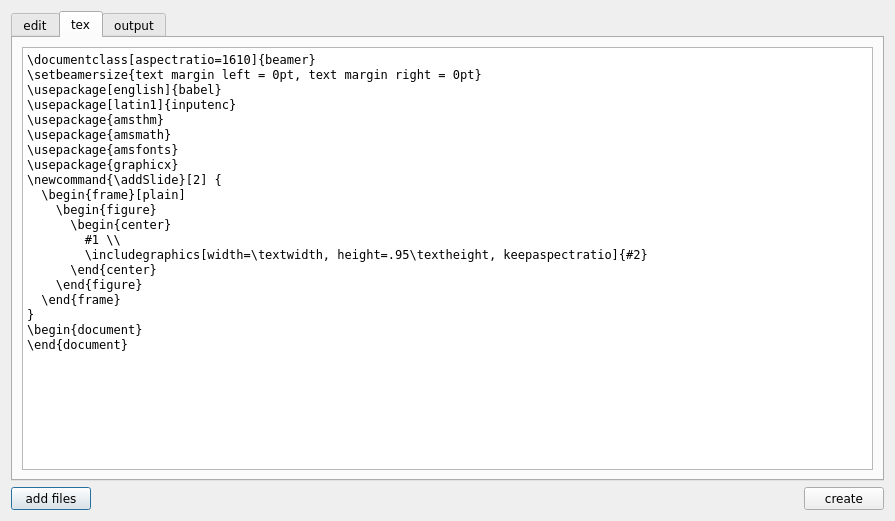
This is tools/pdf/MainWindow.ui in bastianbeischer/analysis as Qt 5 draws it before an edit. The edited form follows.
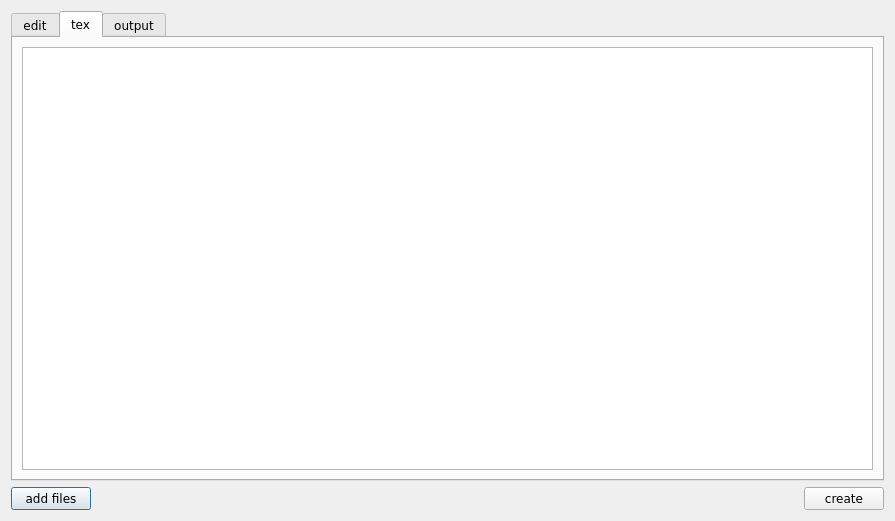
This is the edited form. The open tabs and pages were chosen to show the change.

Commit message: PDF tool reads the template from file now. Makes editing the template and consequent version control much easier (Now ui file conflicts...).

Patch:
```diff
--- a/tools/pdf/MainWindow.ui
+++ b/tools/pdf/MainWindow.ui
@@ -163,26 +163,7 @@
           </font>
          </property>
          <property name="plainText">
-          <string>\documentclass[aspectratio=1610]{beamer}
-\setbeamersize{text margin left = 0pt, text margin right = 0pt}
-\usepackage[english]{babel}
-\usepackage[latin1]{inputenc}
-\usepackage{amsthm}
-\usepackage{amsmath}
-\usepackage{amsfonts}
-\usepackage{graphicx}
-\newcommand{\addSlide}[2] {
-  \begin{frame}[plain]
-    \begin{figure}
-      \begin{center}
-        #1 \\
-        \includegraphics[width=\textwidth, height=.95\textheight, keepaspectratio]{#2}
-      \end{center}
-    \end{figure}
-  \end{frame}
-}
-\begin{document}
-\end{document}</string>
+          <string/>
          </property>
         </widget>
        </item>
```
Left out of the diff: 17 changed lines with no effect on the pictures. The commit also changes 1 other file.
